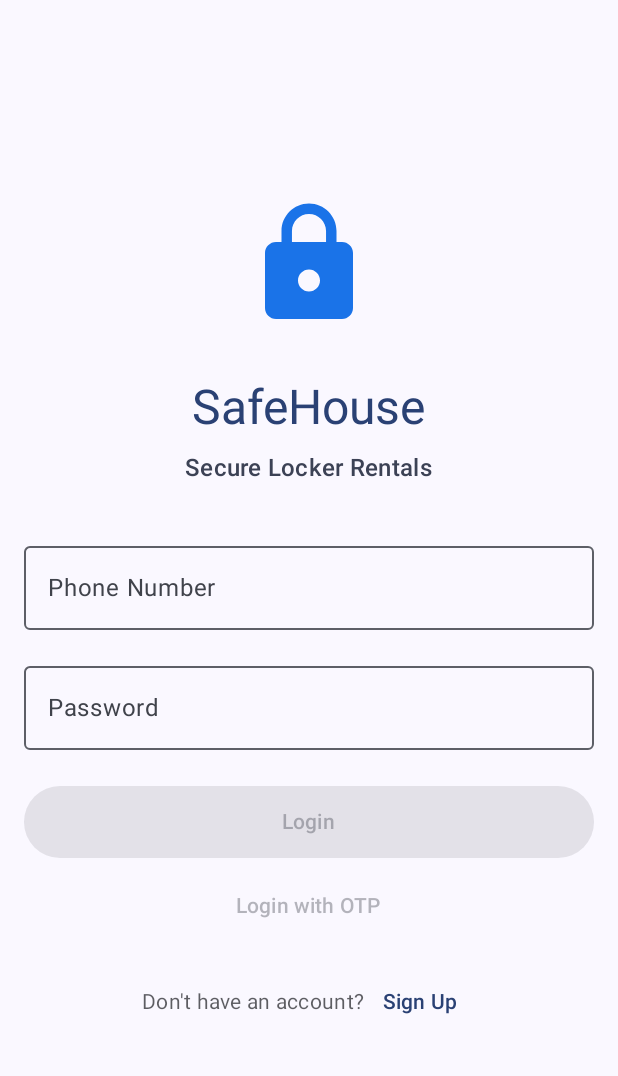
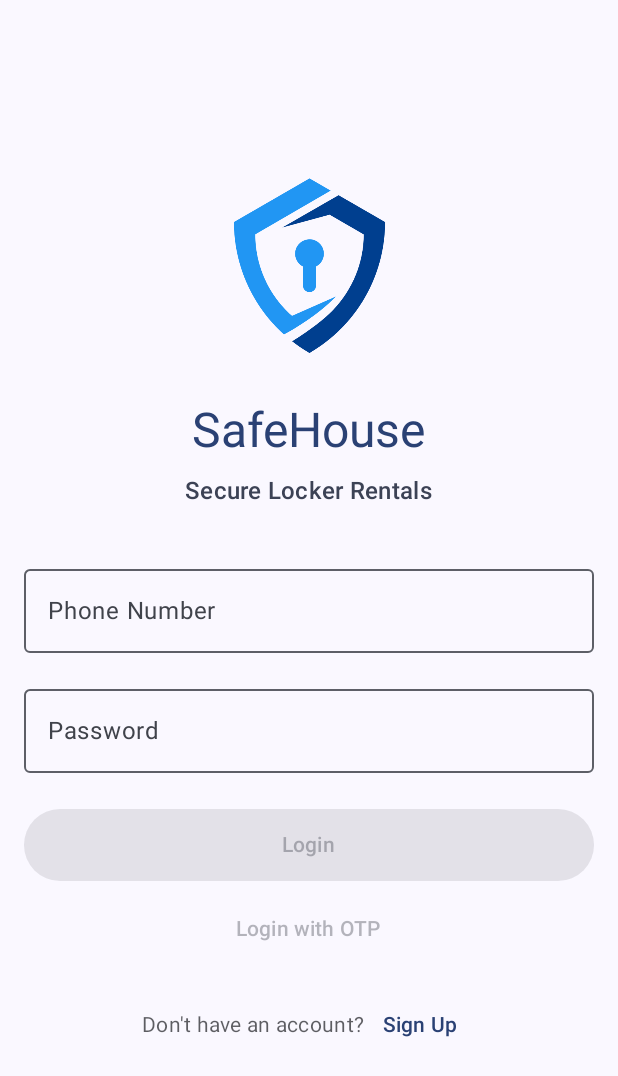
Before and after one commit to sukumarsaurav/SafeHouseV1, an Android app built with Jetpack Compose: the screen it shows after launch (MainActivity), on a phone screen of 412 x 824 dp. Shown: the top 1076 px of the screen. Run offline under Robolectric (Android 15) with nearby library versions, the light colour scheme and no system bars.

Commit message:
logo addedto login screen

```diff
--- a/app/src/main/java/com/example/safehouse/ui/screens/auth/LoginScreen.kt
+++ b/app/src/main/java/com/example/safehouse/ui/screens/auth/LoginScreen.kt
@@ -44,10 +44,10 @@ fun LoginScreen(navController: NavController) {
         verticalArrangement = Arrangement.Center
     ) {
         Image(
-            painter = painterResource(id = R.drawable.ic_logo),
+            painter = painterResource(id = R.drawable.logo),
             contentDescription = "Safe House Logo",
             modifier = Modifier
-                .size(120.dp)
+                .size(150.dp)
                 .padding(bottom = 32.dp)
         )
 
```
Also changed, not shown: app/src/main/res/drawable/logo.png (added).
